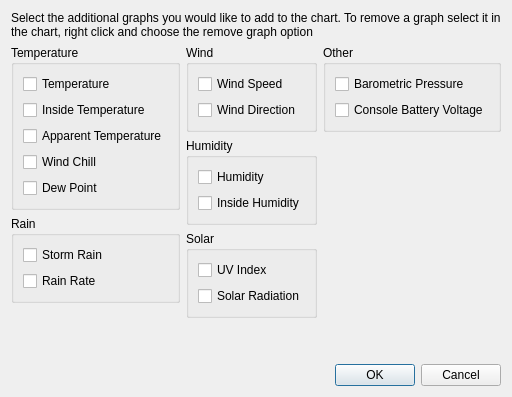
Old version of the form desktop/charts/addlivegraphdialog.ui in the repository davidrg/zxweather.
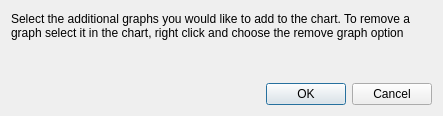
New version of the form. Custom widgets are drawn as their Qt base class.

Commit message: Support for extra columns in live plots. This changes the add live graph dialog to use the tabbed column picker like everywhere else.

Diff of the .ui file:
```diff
--- a/desktop/charts/addlivegraphdialog.ui
+++ b/desktop/charts/addlivegraphdialog.ui
@@ -6,198 +6,15 @@
    <rect>
     <x>0</x>
     <y>0</y>
-    <width>464</width>
-    <height>305</height>
+    <width>443</width>
+    <height>116</height>
    </rect>
   </property>
   <property name="windowTitle">
    <string>Add Graph</string>
   </property>
   <layout class="QGridLayout" name="gridLayout">
-   <property name="sizeConstraint">
-    <enum>QLayout::SetFixedSize</enum>
-   </property>
-   <item row="6" column="1" colspan="3">
-    <widget class="QDialogButtonBox" name="buttonBox">
-     <property name="orientation">
-      <enum>Qt::Horizontal</enum>
-     </property>
-     <property name="standardButtons">
-      <set>QDialogButtonBox::Cancel|QDialogButtonBox::Ok</set>
-     </property>
-    </widget>
-   </item>
-   <item row="1" column="0">
-    <layout class="QVBoxLayout" name="verticalLayout_7">
-     <item>
-      <widget class="QGroupBox" name="gbTemperature">
-       <property name="title">
-        <string>Temperature</string>
-       </property>
-       <layout class="QVBoxLayout" name="verticalLayout">
-        <item>
-         <widget class="QCheckBox" name="cbTemperature">
-          <property name="text">
-           <string>Temperature</string>
-          </property>
-         </widget>
-        </item>
-        <item>
-         <widget class="QCheckBox" name="cbInsideTemperature">
-          <property name="text">
-           <string>Inside Temperature</string>
-          </property>
-         </widget>
-        </item>
-        <item>
-         <widget class="QCheckBox" name="cbApparentTemperature">
-          <property name="text">
-           <string>Apparent Temperature</string>
-          </property>
-         </widget>
-        </item>
-        <item>
-         <widget class="QCheckBox" name="cbWindChill">
-          <property name="text">
-           <string>Wind Chill</string>
-          </property>
-         </widget>
-        </item>
-        <item>
-         <widget class="QCheckBox" name="cbDewPoint">
-          <property name="text">
-           <string>Dew Point</string>
-          </property>
-         </widget>
-        </item>
-       </layout>
-      </widget>
-     </item>
-     <item>
-      <widget class="QGroupBox" name="gbRain">
-       <property name="title">
-        <string>Rain</string>
-       </property>
-       <layout class="QVBoxLayout" name="verticalLayout_4">
-        <item>
-         <widget class="QCheckBox" name="cbStormRain">
-          <property name="text">
-           <string>Storm Rain</string>
-          </property>
-         </widget>
-        </item>
-        <item>
-         <widget class="QCheckBox" name="cbRainRate">
-          <property name="text">
-           <string>Rain Rate</string>
-          </property>
-         </widget>
-        </item>
-       </layout>
-      </widget>
-     </item>
-     <item>
-      <spacer name="verticalSpacer">
-       <property name="orientation">
-        <enum>Qt::Vertical</enum>
-       </property>
-       <property name="sizeHint" stdset="0">
-        <size>
-         <width>20</width>
-         <height>40</height>
-        </size>
-       </property>
-      </spacer>
-     </item>
-    </layout>
-   </item>
-   <item row="1" column="1">
-    <layout class="QVBoxLayout" name="verticalLayout_8">
-     <item>
-      <widget class="QGroupBox" name="gbWind">
-       <property name="title">
-        <string>Wind</string>
-       </property>
-       <layout class="QVBoxLayout" name="verticalLayout_3">
-        <item>
-         <widget class="QCheckBox" name="cbWindSpeed">
-          <property name="text">
-           <string>Wind Speed</string>
-          </property>
-         </widget>
-        </item>
-        <item>
-         <widget class="QCheckBox" name="cbWindDirection">
-          <property name="text">
-           <string>Wind Direction</string>
-          </property>
-         </widget>
-        </item>
-       </layout>
-      </widget>
-     </item>
-     <item>
-      <widget class="QGroupBox" name="gbHumidity">
-       <property name="title">
-        <string>Humidity</string>
-       </property>
-       <layout class="QVBoxLayout" name="verticalLayout_2">
-        <item>
-         <widget class="QCheckBox" name="cbHumidity">
-          <property name="text">
-           <string>Humidity</string>
-          </property>
-         </widget>
-        </item>
-        <item>
-         <widget class="QCheckBox" name="cbInsideHumidity">
-          <property name="text">
-           <string>Inside Humidity</string>
-          </property>
-         </widget>
-        </item>
-       </layout>
-      </widget>
-     </item>
-     <item>
-      <widget class="QGroupBox" name="gbSolar">
-       <property name="title">
-        <string>Solar</string>
-       </property>
-       <layout class="QVBoxLayout" name="verticalLayout_5">
-        <item>
-         <widget class="QCheckBox" name="cbUVIndex">
-          <property name="text">
-           <string>UV Index</string>
-          </property>
-         </widget>
-        </item>
-        <item>
-         <widget class="QCheckBox" name="cbSolarRadiation">
-          <property name="text">
-           <string>Solar Radiation</string>
-          </property>
-         </widget>
-        </item>
-       </layout>
-      </widget>
-     </item>
-     <item>
-      <spacer name="verticalSpacer_2">
-       <property name="orientation">
-        <enum>Qt::Vertical</enum>
-       </property>
-       <property name="sizeHint" stdset="0">
-        <size>
-         <width>20</width>
-         <height>40</height>
-        </size>
-       </property>
-      </spacer>
-     </item>
-    </layout>
-   </item>
-   <item row="0" column="0" colspan="4">
+   <item row="0" column="0">
     <widget class="QLabel" name="lblMessage">
      <property name="text">
       <string>Select the additional graphs you would like to add to the chart. To remove a graph select it in the chart, right click and choose the remove graph option</string>
@@ -207,65 +24,29 @@
      </property>
     </widget>
    </item>
-   <item row="1" column="2" colspan="2">
-    <layout class="QVBoxLayout" name="verticalLayout_9">
-     <item>
-      <widget class="QGroupBox" name="gbOther">
-       <property name="title">
-        <string>Other</string>
-       </property>
-       <layout class="QVBoxLayout" name="verticalLayout_6">
-        <item>
-         <widget class="QCheckBox" name="cbPressure">
-          <property name="text">
-           <string>Barometric Pressure</string>
-          </property>
-         </widget>
-        </item>
-        <item>
-         <widget class="QCheckBox" name="cbConsoleBattery">
-          <property name="text">
-           <string>Console Battery Voltage</string>
-          </property>
-         </widget>
-        </item>
-       </layout>
-      </widget>
-     </item>
-     <item>
-      <spacer name="verticalSpacer_3">
-       <property name="orientation">
-        <enum>Qt::Vertical</enum>
-       </property>
-       <property name="sizeHint" stdset="0">
-        <size>
-         <width>20</width>
-         <height>40</height>
-        </size>
-       </property>
-      </spacer>
-     </item>
-    </layout>
+   <item row="1" column="0">
+    <widget class="LiveColumnPickerWidget" name="columnPicker" native="true"/>
+   </item>
+   <item row="2" column="0">
+    <widget class="QDialogButtonBox" name="buttonBox">
+     <property name="orientation">
+      <enum>Qt::Horizontal</enum>
+     </property>
+     <property name="standardButtons">
+      <set>QDialogButtonBox::Cancel|QDialogButtonBox::Ok</set>
+     </property>
+    </widget>
    </item>
   </layout>
  </widget>
- <tabstops>
-  <tabstop>cbTemperature</tabstop>
-  <tabstop>cbInsideTemperature</tabstop>
-  <tabstop>cbApparentTemperature</tabstop>
-  <tabstop>cbWindChill</tabstop>
-  <tabstop>cbDewPoint</tabstop>
-  <tabstop>cbStormRain</tabstop>
-  <tabstop>cbRainRate</tabstop>
-  <tabstop>cbWindSpeed</tabstop>
-  <tabstop>cbWindDirection</tabstop>
-  <tabstop>cbHumidity</tabstop>
-  <tabstop>cbInsideHumidity</tabstop>
-  <tabstop>cbUVIndex</tabstop>
-  <tabstop>cbSolarRadiation</tabstop>
-  <tabstop>cbPressure</tabstop>
-  <tabstop>cbConsoleBattery</tabstop>
- </tabstops>
+ <customwidgets>
+  <customwidget>
+   <class>LiveColumnPickerWidget</class>
+   <extends>QWidget</extends>
+   <header>livecolumnpickerwidget.h</header>
+   <container>1</container>
+  </customwidget>
+ </customwidgets>
  <resources/>
  <connections>
   <connection>
```
The commit also changes 14 other files.
